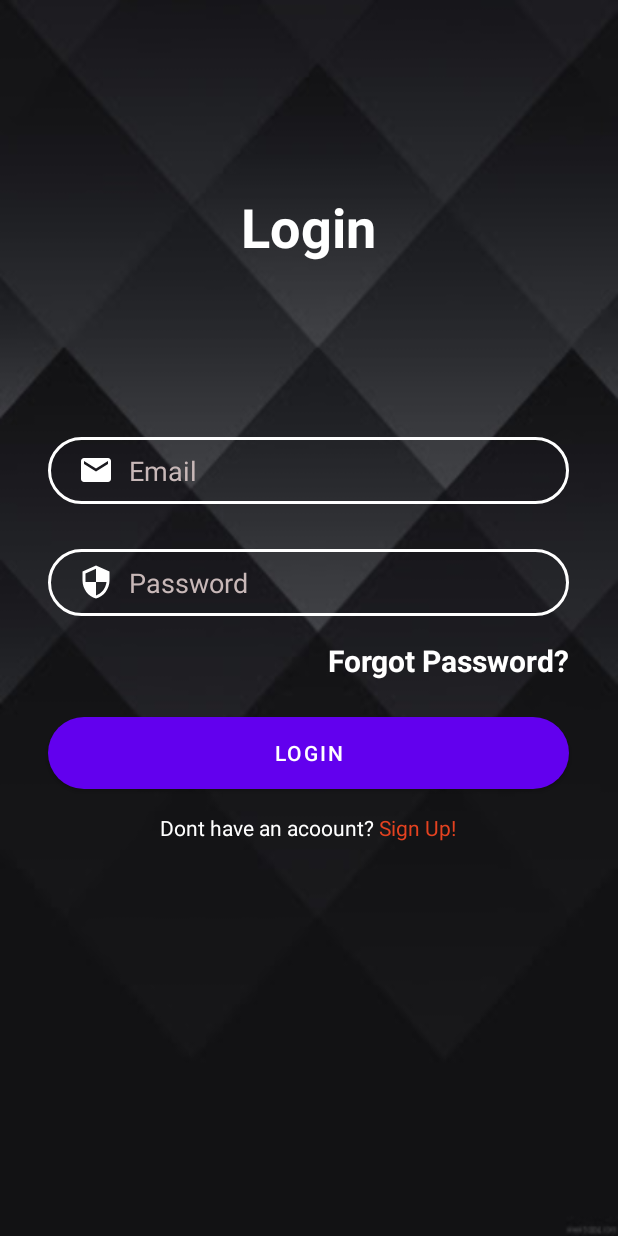
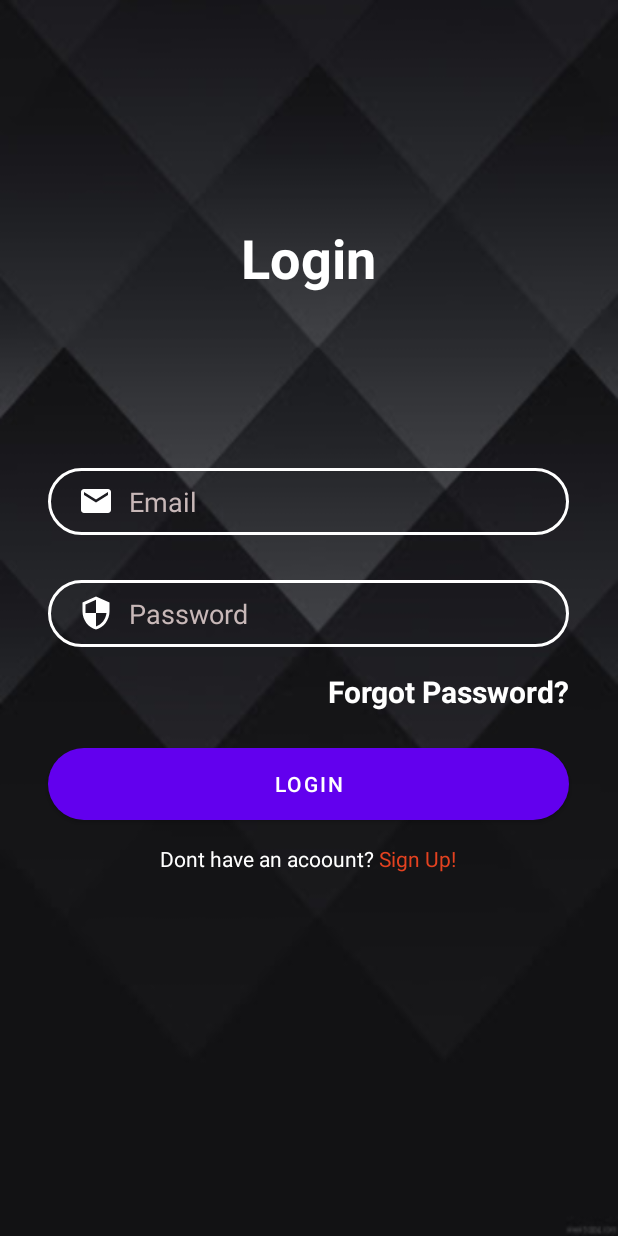
Before and after one commit to Group-P/ITC327W_Bookah, an Android app: the screen it shows after launch (LoginActivity), on a phone screen of 412 x 824 dp. Run offline under Robolectric (Android 15) with nearby library versions, the phone set to English and light mode, and no system bars.

Commit message:
Created login and registration screens.

```diff
--- a/app/src/main/res/layout/activity_login.xml
+++ b/app/src/main/res/layout/activity_login.xml
@@ -20,7 +20,7 @@
         app:layout_constraintHorizontal_bias="0.498"
         app:layout_constraintStart_toStartOf="parent"
         app:layout_constraintTop_toTopOf="parent"
-        app:layout_constraintVertical_bias="0.163" />
+        app:layout_constraintVertical_bias="0.19" />
 
     <EditText
         android:id="@+id/etEmail"
```
